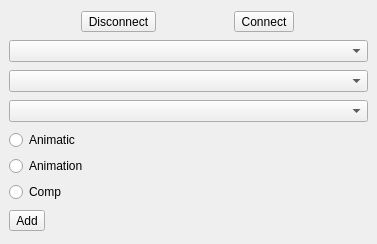
Qt form ui/main.ui (iceanimations/shotgunMassUploader) before a commit.
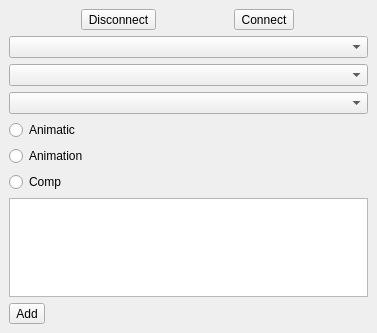
The same form after that commit.

Diff of the .ui file:
```diff
--- a/ui/main.ui
+++ b/ui/main.ui
@@ -7,7 +7,7 @@
     <x>0</x>
     <y>0</y>
     <width>377</width>
-    <height>244</height>
+    <height>333</height>
    </rect>
   </property>
   <property name="windowTitle">
@@ -67,6 +67,9 @@
       </item>
      </layout>
     </item>
+    <item>
+     <widget class="QTextEdit" name="logText"/>
+    </item>
     <item>
      <widget class="QToolButton" name="addshot_button">
       <property name="text">
```
